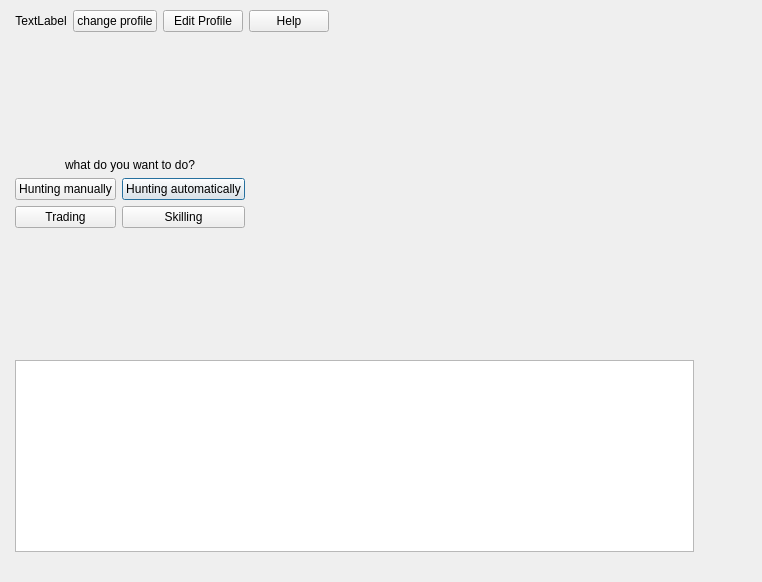
First picture: the form in sources/MainMenu.ui, repository Groundy/CrackerJack, before the edit.
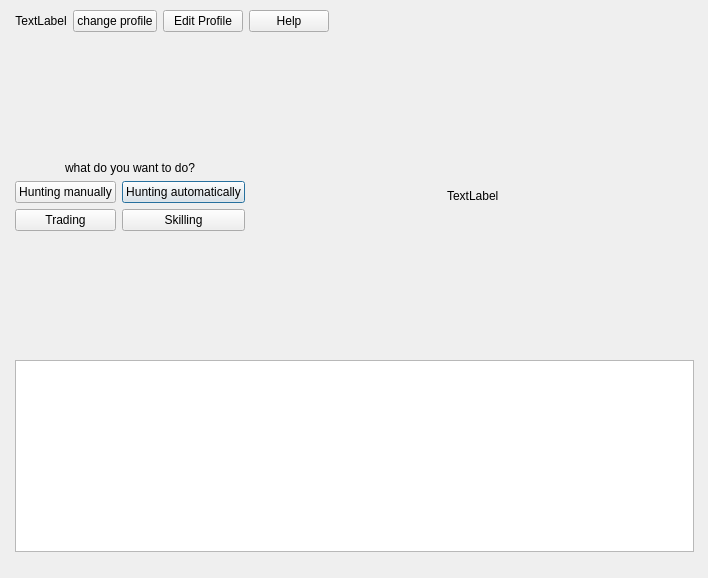
Second picture: the form after the edit.

```diff
--- a/sources/MainMenu.ui
+++ b/sources/MainMenu.ui
@@ -6,10 +6,28 @@
    <rect>
     <x>0</x>
     <y>0</y>
-    <width>762</width>
-    <height>582</height>
+    <width>708</width>
+    <height>578</height>
    </rect>
   </property>
+  <property name="sizePolicy">
+   <sizepolicy hsizetype="Fixed" vsizetype="Fixed">
+    <horstretch>0</horstretch>
+    <verstretch>0</verstretch>
+   </sizepolicy>
+  </property>
+  <property name="minimumSize">
+   <size>
+    <width>708</width>
+    <height>578</height>
+   </size>
+  </property>
+  <property name="maximumSize">
+   <size>
+    <width>708</width>
+    <height>578</height>
+   </size>
+  </property>
   <property name="windowTitle">
    <string>MainMenu</string>
   </property>
@@ -23,8 +41,34 @@
     </rect>
    </property>
    <layout class="QGridLayout" name="gridLayout">
-    <item row="2" column="1" colspan="2">
-     <spacer name="verticalSpacer">
+    <item row="3" column="3" rowspan="8">
+     <spacer name="horizontalSpacer_5">
+      <property name="orientation">
+       <enum>Qt::Horizontal</enum>
+      </property>
+      <property name="sizeHint" stdset="0">
+       <size>
+        <width>40</width>
+        <height>20</height>
+       </size>
+      </property>
+     </spacer>
+    </item>
+    <item row="3" column="5" rowspan="8">
+     <spacer name="horizontalSpacer">
+      <property name="orientation">
+       <enum>Qt::Horizontal</enum>
+      </property>
+      <property name="sizeHint" stdset="0">
+       <size>
+        <width>40</width>
+        <height>20</height>
+       </size>
+      </property>
+     </spacer>
+    </item>
+    <item row="11" column="3" colspan="3">
+     <spacer name="verticalSpacer_4">
       <property name="orientation">
        <enum>Qt::Vertical</enum>
       </property>
@@ -36,7 +80,7 @@
       </property>
      </spacer>
     </item>
-    <item row="4" column="1" rowspan="4" colspan="2">
+    <item row="5" column="1" rowspan="4" colspan="2">
      <layout class="QGridLayout" name="gridLayout_2">
       <item row="2" column="2">
        <widget class="QPushButton" name="huntAutomaticallyButton">
@@ -68,7 +112,47 @@
       </item>
      </layout>
     </item>
-    <item row="3" column="1" colspan="2">
+    <item row="10" column="1" rowspan="2" colspan="2">
+     <spacer name="verticalSpacer_2">
+      <property name="orientation">
+       <enum>Qt::Vertical</enum>
+      </property>
+      <property name="sizeHint" stdset="0">
+       <size>
+        <width>20</width>
+        <height>40</height>
+       </size>
+      </property>
+     </spacer>
+    </item>
+    <item row="1" column="6" rowspan="13">
+     <spacer name="horizontalSpacer_4">
+      <property name="orientation">
+       <enum>Qt::Horizontal</enum>
+      </property>
+      <property name="sizeType">
+       <enum>QSizePolicy::Maximum</enum>
+      </property>
+      <property name="sizeHint" stdset="0">
+       <size>
+        <width>5</width>
+        <height>20</height>
+       </size>
+      </property>
+     </spacer>
+    </item>
+    <item row="3" column="4" rowspan="8">
+     <layout class="QGridLayout" name="gridLayout_5">
+      <item row="0" column="0">
+       <widget class="QLabel" name="gameActiveLabel">
+        <property name="text">
+         <string>TextLabel</string>
+        </property>
+       </widget>
+      </item>
+     </layout>
+    </item>
+    <item row="4" column="1" colspan="2">
      <widget class="QLabel" name="infoLabel">
       <property name="text">
        <string>what do you want to do?</string>
@@ -78,7 +162,7 @@
       </property>
      </widget>
     </item>
-    <item row="1" column="0" rowspan="12">
+    <item row="1" column="0" rowspan="14">
      <spacer name="horizontalSpacer_3">
       <property name="orientation">
        <enum>Qt::Horizontal</enum>
@@ -94,18 +178,16 @@
       </property>
      </spacer>
     </item>
-    <item row="2" column="3" rowspan="8">
-     <spacer name="horizontalSpacer">
-      <property name="orientation">
-       <enum>Qt::Horizontal</enum>
+    <item row="12" column="1" colspan="5">
+     <widget class="QTextBrowser" name="textBrowser">
+      <property name="html">
+       <string>&lt;!DOCTYPE HTML PUBLIC &quot;-//W3C//DTD HTML 4.0//EN&quot; &quot;http://www.w3.org/TR/REC-html40/strict.dtd&quot;&gt;
+&lt;html&gt;&lt;head&gt;&lt;meta name=&quot;qrichtext&quot; content=&quot;1&quot; /&gt;&lt;style type=&quot;text/css&quot;&gt;
+p, li { white-space: pre-wrap; }
+&lt;/style&gt;&lt;/head&gt;&lt;body style=&quot; font-family:'MS Shell Dlg 2'; font-size:8.25pt; font-weight:400; font-style:normal;&quot;&gt;
+&lt;p style=&quot;-qt-paragraph-type:empty; margin-top:0px; margin-bottom:0px; margin-left:0px; margin-right:0px; -qt-block-indent:0; text-indent:0px;&quot;&gt;&lt;br /&gt;&lt;/p&gt;&lt;/body&gt;&lt;/html&gt;</string>
       </property>
-      <property name="sizeHint" stdset="0">
-       <size>
-        <width>40</width>
-        <height>20</height>
-       </size>
-      </property>
-     </spacer>
+     </widget>
     </item>
     <item row="1" column="1" colspan="3">
      <layout class="QHBoxLayout" name="horizontalLayout">
@@ -173,36 +255,7 @@
       </item>
      </layout>
     </item>
-    <item row="1" column="4" rowspan="11">
-     <spacer name="horizontalSpacer_4">
-      <property name="orientation">
-       <enum>Qt::Horizontal</enum>
-      </property>
-      <property name="sizeType">
-       <enum>QSizePolicy::Maximum</enum>
-      </property>
-      <property name="sizeHint" stdset="0">
-       <size>
-        <width>5</width>
-        <height>20</height>
-       </size>
-      </property>
-     </spacer>
-    </item>
-    <item row="9" column="1" colspan="2">
-     <spacer name="verticalSpacer_2">
-      <property name="orientation">
-       <enum>Qt::Vertical</enum>
-      </property>
-      <property name="sizeHint" stdset="0">
-       <size>
-        <width>20</width>
-        <height>40</height>
-       </size>
-      </property>
-     </spacer>
-    </item>
-    <item row="12" column="1" colspan="3">
+    <item row="14" column="1" colspan="5">
      <spacer name="verticalSpacer_3">
       <property name="orientation">
        <enum>Qt::Vertical</enum>
@@ -218,16 +271,31 @@
       </property>
      </spacer>
     </item>
-    <item row="10" column="1" colspan="3">
-     <widget class="QTextBrowser" name="textBrowser">
-      <property name="html">
-       <string>&lt;!DOCTYPE HTML PUBLIC &quot;-//W3C//DTD HTML 4.0//EN&quot; &quot;http://www.w3.org/TR/REC-html40/strict.dtd&quot;&gt;
-&lt;html&gt;&lt;head&gt;&lt;meta name=&quot;qrichtext&quot; content=&quot;1&quot; /&gt;&lt;style type=&quot;text/css&quot;&gt;
-p, li { white-space: pre-wrap; }
-&lt;/style&gt;&lt;/head&gt;&lt;body style=&quot; font-family:'MS Shell Dlg 2'; font-size:8.25pt; font-weight:400; font-style:normal;&quot;&gt;
-&lt;p style=&quot;-qt-paragraph-type:empty; margin-top:0px; margin-bottom:0px; margin-left:0px; margin-right:0px; -qt-block-indent:0; text-indent:0px;&quot;&gt;&lt;br /&gt;&lt;/p&gt;&lt;/body&gt;&lt;/html&gt;</string>
+    <item row="2" column="1" rowspan="2" colspan="2">
+     <spacer name="verticalSpacer">
+      <property name="orientation">
+       <enum>Qt::Vertical</enum>
       </property>
-     </widget>
+      <property name="sizeHint" stdset="0">
+       <size>
+        <width>20</width>
+        <height>40</height>
+       </size>
+      </property>
+     </spacer>
+    </item>
+    <item row="2" column="3" colspan="3">
+     <spacer name="verticalSpacer_5">
+      <property name="orientation">
+       <enum>Qt::Vertical</enum>
+      </property>
+      <property name="sizeHint" stdset="0">
+       <size>
+        <width>20</width>
+        <height>40</height>
+       </size>
+      </property>
+     </spacer>
     </item>
    </layout>
   </widget>
```
Left out of the diff: 2 changed lines with no effect on the pictures.
